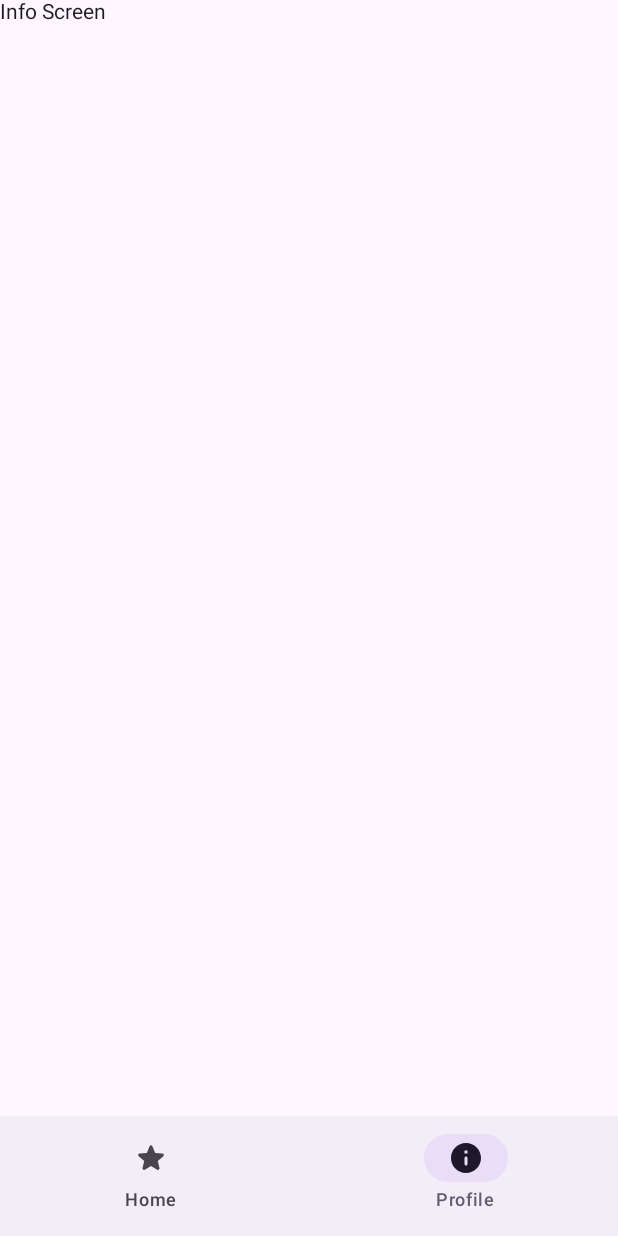
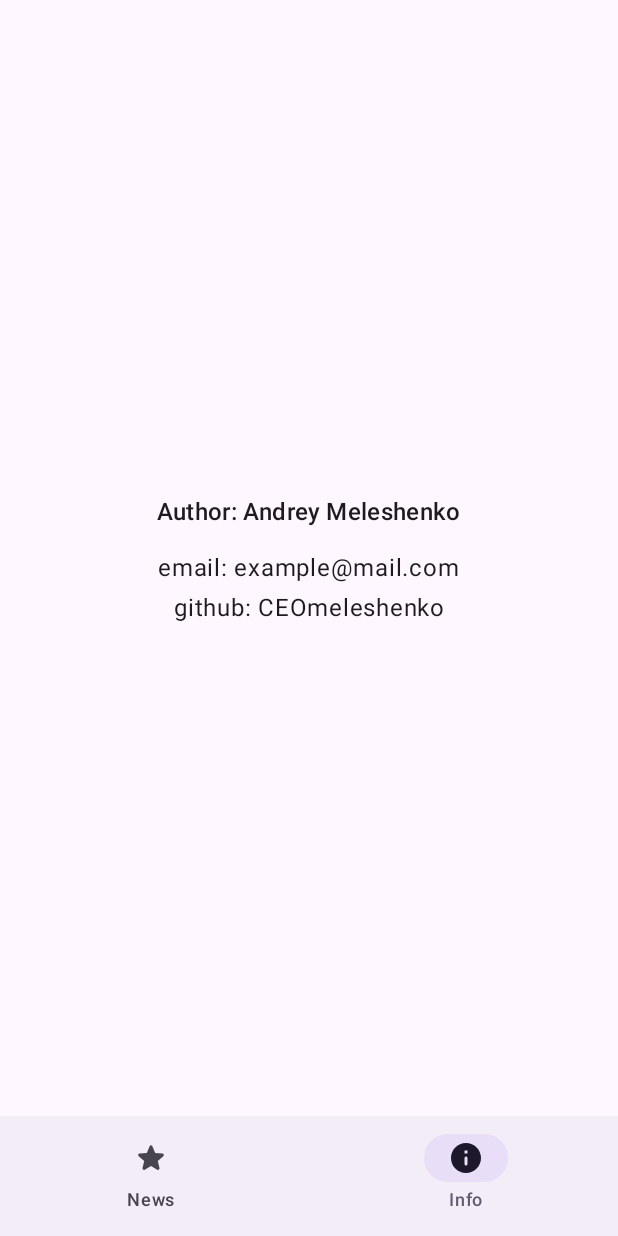
Before and after one commit to CEOmeleshenko/news-app, an Android app built with Jetpack Compose: the screen it shows after launch (MainActivity), item 2 of the bottom bar chosen, on a phone screen of 412 x 824 dp. Run offline under Robolectric (Android 15) with nearby library versions, the phone set to English and light mode, and no system bars; our stand-ins replace Dagger/Hilt's generated code, livedata-compose; 1 statement that could not run was skipped.

Commit message:
Сделан экран информации, добавлена локализация

```diff
--- a/app/src/main/java/com/ceomeleshenko/newsapp/presentation/components/BottomNavigation.kt
+++ b/app/src/main/java/com/ceomeleshenko/newsapp/presentation/components/BottomNavigation.kt
@@ -10,8 +10,10 @@ import androidx.compose.material3.Text
 import androidx.compose.runtime.Composable
 import androidx.compose.runtime.getValue
 import androidx.compose.ui.graphics.vector.ImageVector
+import androidx.compose.ui.res.stringResource
 import androidx.navigation.NavController
 import androidx.navigation.compose.currentBackStackEntryAsState
+import com.ceomeleshenko.newsapp.R
 
 @Composable
 fun BottomNavigation(navController: NavController) {
@@ -27,8 +29,13 @@ fun BottomNavigation(navController: NavController) {
     NavigationBar {
         items.forEach { item ->
             NavigationBarItem(
-                icon = { Icon(item.icon, contentDescription = item.title) },
-                label = { Text(item.title) },
+                icon = {
+                    Icon(
+                        item.icon,
+                        contentDescription = stringResource(id = item.titleResource)
+                    )
+                },
+                label = { Text(stringResource(id = item.titleResource)) },
                 selected = currentRoute == item.route,
                 onClick = {
                     navController.navigate(item.route) {
@@ -46,7 +53,11 @@ fun BottomNavigation(navController: NavController) {
     }
 }
 
-private sealed class NavigationItem(val route: String, val icon: ImageVector, val title: String) {
-    data object News : NavigationItem("news", Icons.Rounded.Star, "Home")
-    data object Info : NavigationItem("info", Icons.Rounded.Info, "Profile")
+private sealed class NavigationItem(
+    val route: String,
+    val icon: ImageVector,
+    val titleResource: Int
+) {
+    data object News : NavigationItem("news", Icons.Rounded.Star, R.string.menu_item_news)
+    data object Info : NavigationItem("info", Icons.Rounded.Info, R.string.menu_item_info)
 }
--- a/app/src/main/java/com/ceomeleshenko/newsapp/presentation/screens/InfoScreen.kt
+++ b/app/src/main/java/com/ceomeleshenko/newsapp/presentation/screens/InfoScreen.kt
@@ -1,9 +1,42 @@
 package com.ceomeleshenko.newsapp.presentation.screens
 
+import androidx.compose.foundation.layout.Arrangement
+import androidx.compose.foundation.layout.Column
+import androidx.compose.foundation.layout.Spacer
+import androidx.compose.foundation.layout.fillMaxSize
+import androidx.compose.foundation.layout.height
+import androidx.compose.foundation.layout.padding
 import androidx.compose.material3.Text
 import androidx.compose.runtime.Composable
+import androidx.compose.ui.Alignment
+import androidx.compose.ui.Modifier
+import androidx.compose.ui.res.stringResource
+import androidx.compose.ui.unit.dp
+import com.ceomeleshenko.newsapp.R
+import com.ceomeleshenko.newsapp.other.theme.Typography
 
 @Composable
 fun InfoScreen() {
-    Text(text = "Info Screen")
+    Column(
+        modifier = Modifier
+            .fillMaxSize()
+            .padding(10.dp),
+        horizontalAlignment = Alignment.CenterHorizontally,
+        verticalArrangement = Arrangement.Center
+    ) {
+        Text(
+            text = stringResource(R.string.author_name),
+            style = Typography.titleMedium
+        )
+        Spacer(modifier = Modifier.height(16.dp))
+        Text(
+            text = stringResource(id = R.string.author_contact),
+            style = Typography.bodyLarge
+        )
+        Spacer(modifier = Modifier.height(8.dp))
+        Text(
+            text = stringResource(id = R.string.author_social),
+            style = Typography.bodyLarge
+        )
+    }
 }
--- a/app/src/main/java/com/ceomeleshenko/newsapp/presentation/screens/NewsScreen.kt
+++ b/app/src/main/java/com/ceomeleshenko/newsapp/presentation/screens/NewsScreen.kt
@@ -1,6 +1,5 @@
 package com.ceomeleshenko.newsapp.presentation.screens
 
-import android.util.Log
 import androidx.compose.foundation.lazy.LazyColumn
 import androidx.compose.foundation.lazy.items
 import androidx.compose.runtime.Composable
@@ -20,7 +19,6 @@ fun NewsScreen(
         if (news.value.isNotEmpty()) items(news.value) { news ->
             NewsItem(news, onClick = {
                 viewModel.selectNews(it)
-                Log.d("TAG", "NewsScreen: $it")
                 navController.navigate("detail_news")
             })
         }
--- a/app/src/main/res/values/strings.xml
+++ b/app/src/main/res/values/strings.xml
@@ -1,3 +1,10 @@
 <resources>
-    <string name="app_name">News App</string>
+    <string name="app_name" translatable="false">NewsApp</string>
+
+    <string name="menu_item_news">News</string>
+    <string name="menu_item_info">Info</string>
+
+    <string name="author_name">Author: Andrey Meleshenko</string>
+    <string name="author_contact" translatable="false">email: example@mail.com</string>
+    <string name="author_social" translatable="false">github: CEOmeleshenko</string>
 </resources>
```
Also changed, not shown: 1 other file.
